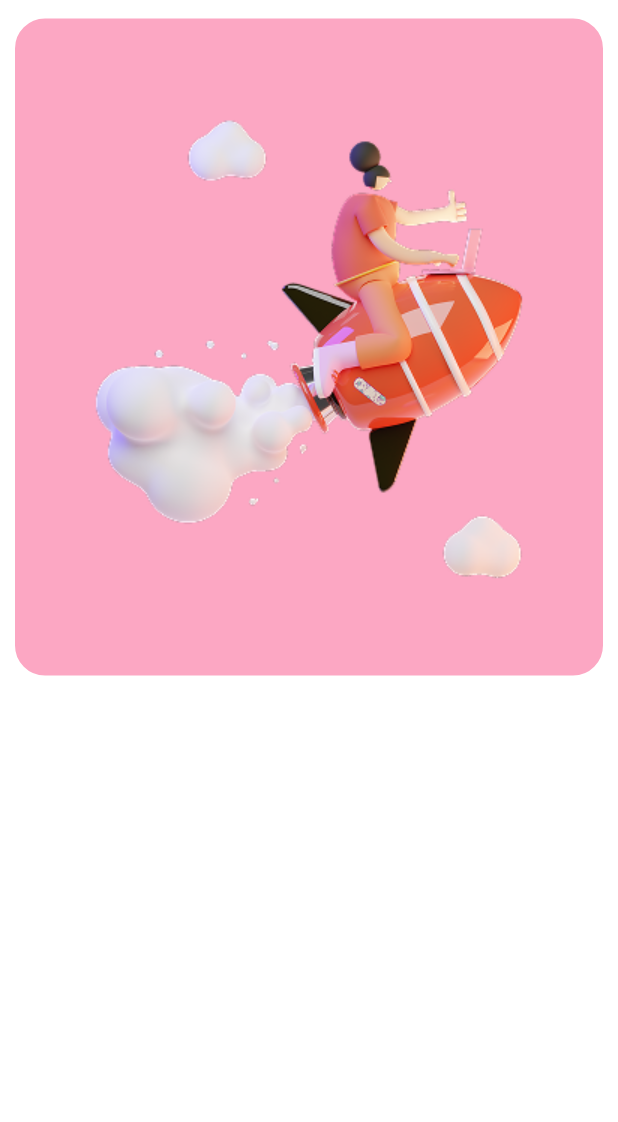
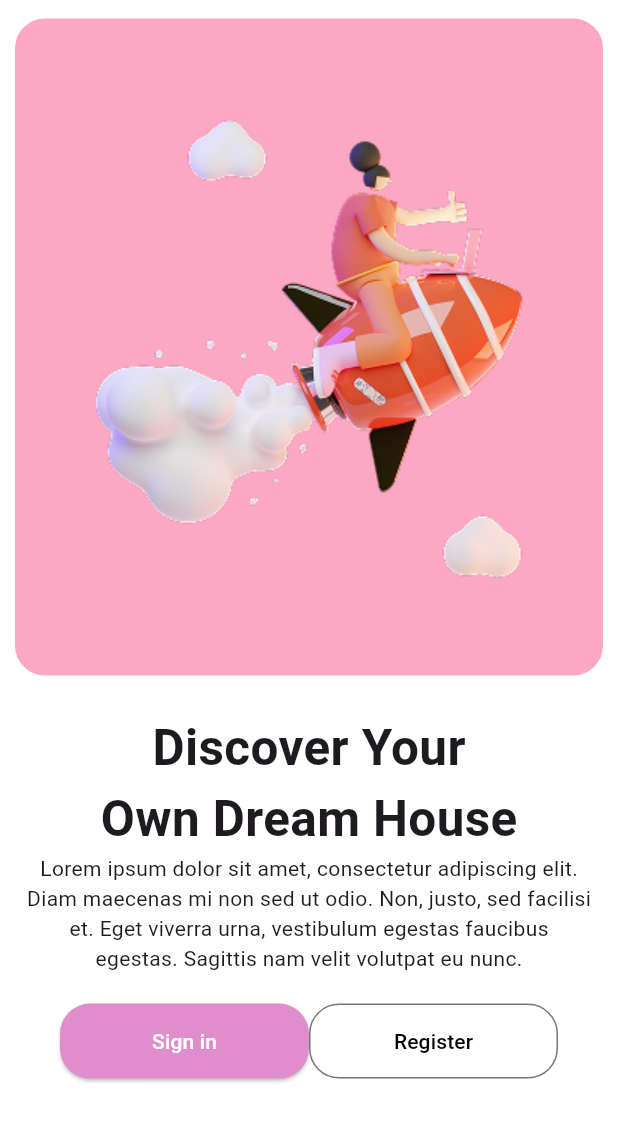
Before and after one commit to Mkanyant/flutter_speed_ui_app, a Flutter app: the screen it shows after launch, on a phone screen of 412 x 824 dp. Shown: the top 1122 px of the screen. Run offline on Flutter 3.47's test engine with Material 3 defaults, Android fonts, the phone set to English and light mode, and no system bars.

Commit message:
v.1: a1.1

```diff
--- a/lib/view/a01_page_ui.dart
+++ b/lib/view/a01_page_ui.dart
@@ -20,7 +20,9 @@ class _A01PageUIState extends State<A01PageUI> {
         child: Center(
           child: Column(
             children: [
-              SizedBox(height: MediaQuery.of(context).size.height * 0.015),
+              SizedBox(
+                height: MediaQuery.of(context).size.height * 0.015
+                ),
               Align(
                 alignment: Alignment.center,
                 child: Container(
@@ -39,7 +41,72 @@ class _A01PageUIState extends State<A01PageUI> {
                   ),
                 ),
               ),
-              SizedBox(height: MediaQuery.of(context).size.height * 0.03),
+              SizedBox(
+                height: MediaQuery.of(context).size.height * 0.03
+                ),
+                Text(
+                'Discover Your',
+                style: TextStyle(
+                  fontSize: MediaQuery.of(context).size.height * 0.04,
+                  fontWeight: FontWeight.bold,
+                ),
+              ),
+              Text(
+                'Own Dream House',
+                style: TextStyle(
+                  fontSize: MediaQuery.of(context).size.height * 0.04,
+                  fontWeight: FontWeight.bold,
+                ),
+              ),
+              Text('Lorem ipsum dolor sit amet, consectetur adipiscing elit.'),
+              Text(
+                  'Diam maecenas mi non sed ut odio. Non, justo, sed facilisi'),
+              Text('et. Eget viverra urna, vestibulum egestas faucibus'),
+              Text('egestas. Sagittis nam velit volutpat eu nunc.'),
+              SizedBox(height: 20),
+          Padding(
+            padding: const EdgeInsets.symmetric(horizontal: 30),
+            child: Row(
+              children: [
+                Expanded(
+                  child: ElevatedButton(
+                    onPressed: () {},
+                    style: ElevatedButton.styleFrom(
+                      backgroundColor: Color.fromARGB(255, 224, 141, 204),
+                      shape: RoundedRectangleBorder(
+                        borderRadius: BorderRadius.circular(20),
+                      ),
+                      padding: EdgeInsets.symmetric(vertical: 15),
+                    ),
+                    child: Text(
+                      "Sign in",
+                      style: TextStyle(color: Colors.white),
+                    ),
+                  ),
+                ),
+                SizedBox(
+                height: MediaQuery.of(context).size.height * 0.03
+                ),
+                Expanded(
+                  child: OutlinedButton(
+                    onPressed: () {},
+                    style: OutlinedButton.styleFrom(
+                      shape: RoundedRectangleBorder(
+                        borderRadius: BorderRadius.circular(20),
+                      ),
+                      padding: EdgeInsets.symmetric(vertical: 15),
+                    ),
+                    child: Text(
+                      'Register',
+                      style: TextStyle(
+                        color: Color.fromARGB(255, 0, 0, 0),
+                      ),
+                    ),
+                  ),
+                ),
+              ],
+            ),
+          ),
             ],
           ),
         ),
```
